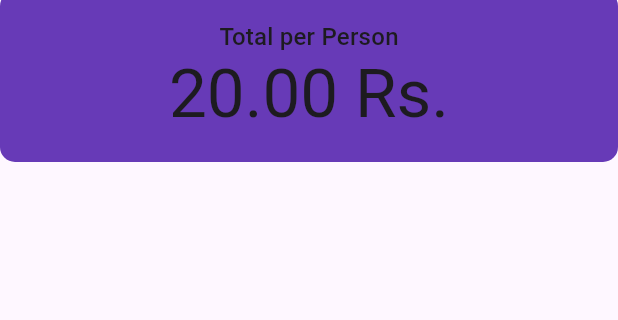
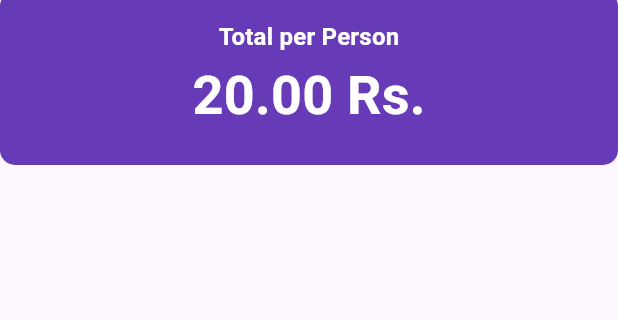
Before and after one commit to Atiimubeen/utip, a Flutter app: the screen it shows after launch, on a phone screen of 412 x 824 dp, the part 93-413 px from its top. Run offline on Flutter 3.47's test engine with Material 3 defaults, Android fonts, the phone set to English and light mode, and no system bars.

Commit message:
Adding color scheme in this file

```diff
--- a/lib/main.dart
+++ b/lib/main.dart
@@ -25,6 +25,11 @@ class UTip extends StatelessWidget {
 
   @override
   Widget build(BuildContext context) {
+    var theme = Theme.of(context);
+    final style = theme.textTheme.titleMedium!.copyWith(
+      color: theme.colorScheme.onPrimary,
+      fontWeight: FontWeight.bold,
+    );
     return Scaffold(
       appBar: AppBar(title: const Text("UTip")),
       body: Column(
@@ -38,13 +43,13 @@ class UTip extends StatelessWidget {
             padding: const EdgeInsets.all(19),
             child: Column(
               children: [
-                Text(
-                  "Total per Person",
-                  style: Theme.of(context).textTheme.titleMedium,
-                ),
+                Text("Total per Person", style: style),
                 Text(
                   "20.00 Rs.",
-                  style: Theme.of(context).textTheme.displayMedium,
+                  style: style.copyWith(
+                    color: theme.colorScheme.onPrimary,
+                    fontSize: theme.textTheme.displaySmall!.fontSize,
+                  ),
                 ),
               ],
             ),
```
